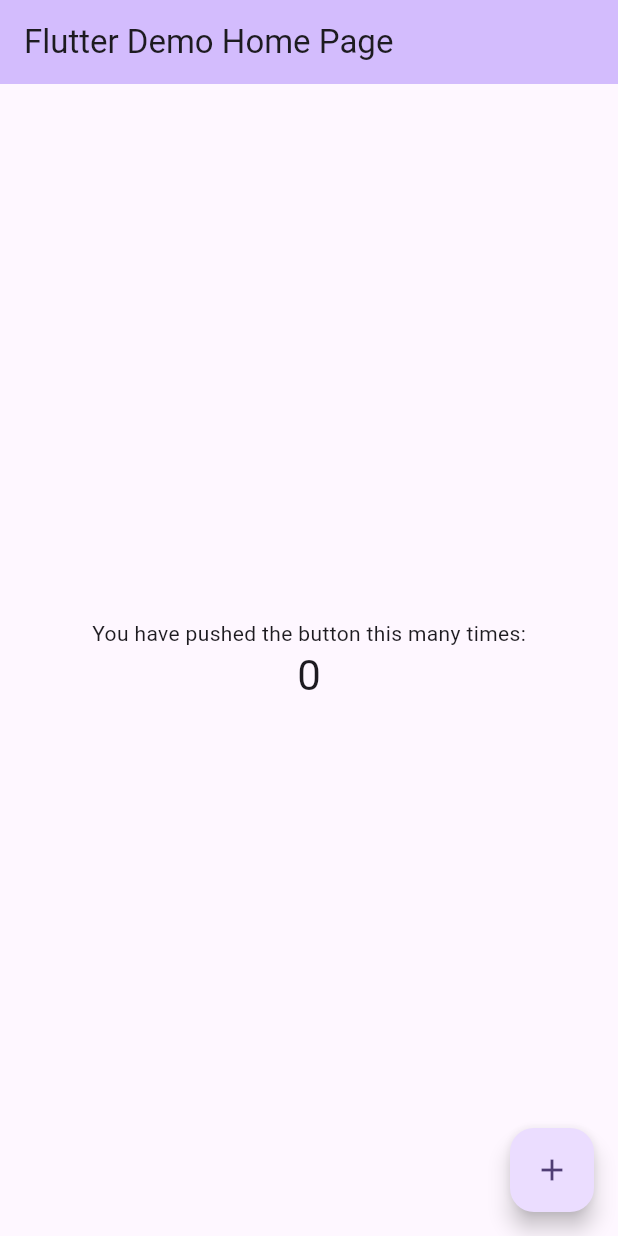
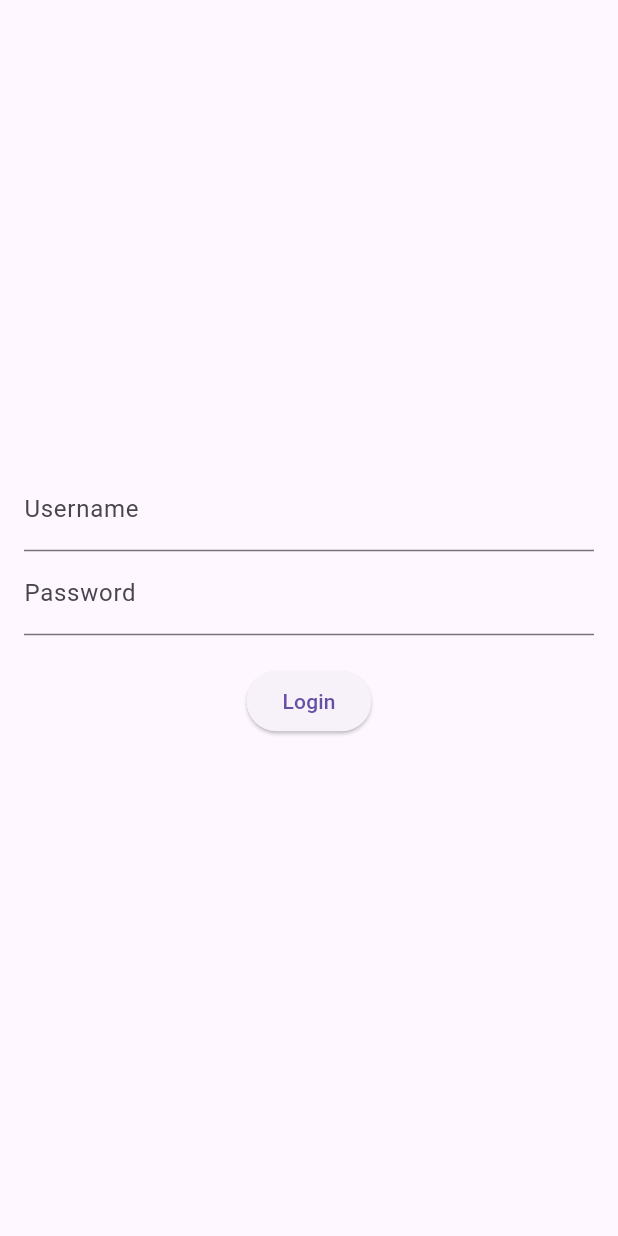
Before and after one commit to dzakwanIrfan/uas, a Flutter app: the screen it shows after launch, on a phone screen of 412 x 824 dp. Run offline on Flutter 3.47's test engine with Material 3 defaults, Android fonts, the phone set to English and light mode, and no system bars; our stand-ins replace get.

Commit message:
feat: add first modul

```diff
--- /dev/null
+++ b/lib/controllers/dashboard_controller.dart
@@ -0,0 +1,3 @@
+import 'package:get/get.dart';
+
+class DashboardController extends GetxController {}
--- /dev/null
+++ b/lib/controllers/login_controller.dart
@@ -0,0 +1,19 @@
+import 'package:get/get.dart';
+
+class LoginController extends GetxController {
+  var username = ''.obs;
+  var password = ''.obs;
+  var errorMessage = ''.obs;
+
+  void login() {
+    if (username.value.isNotEmpty && password.value.isNotEmpty) {
+      if (username.value == 'admin' && password.value == 'admin') {
+        Get.offNamed('/dashboard');
+      } else {
+        errorMessage.value = 'Invalid username or password';
+      }
+    } else {
+      errorMessage.value = 'Username and password cannot be empty';
+    }
+  }
+}
--- a/lib/main.dart
+++ b/lib/main.dart
@@ -1,125 +1,24 @@
 import 'package:flutter/material.dart';
+import 'package:get/get.dart';
+import 'views/login_view.dart';
+import 'views/dashboard_view.dart';
+import 'views/cashier_view.dart';
 
 void main() {
-  runApp(const MyApp());
+  runApp(MyApp());
 }
 
 class MyApp extends StatelessWidget {
-  const MyApp({super.key});
-
-  // This widget is the root of your application.
   @override
   Widget build(BuildContext context) {
-    return MaterialApp(
-      title: 'Flutter Demo',
-      theme: ThemeData(
-        // This is the theme of your application.
-        //
-        // TRY THIS: Try running your application with "flutter run". You'll see
-        // the application has a purple toolbar. Then, without quitting the app,
-        // try changing the seedColor in the colorScheme below to Colors.green
-        // and then invoke "hot reload" (save your changes or press the "hot
-        // reload" button in a Flutter-supported IDE, or press "r" if you used
-        // the command line to start the app).
-        //
-        // Notice that the counter didn't reset back to zero; the application
-        // state is not lost during the reload. To reset the state, use hot
-        // restart instead.
-        //
-        // This works for code too, not just values: Most code changes can be
-        // tested with just a hot reload.
-        colorScheme: ColorScheme.fromSeed(seedColor: Colors.deepPurple),
-        useMaterial3: true,
-      ),
-      home: const MyHomePage(title: 'Flutter Demo Home Page'),
+    return GetMaterialApp(
+      title: 'POS App',
+      initialRoute: '/',
+      getPages: [
+        GetPage(name: '/', page: () => LoginView()),
+        GetPage(name: '/dashboard', page: () => DashboardView()),
+        GetPage(name: '/cashier', page: () => CashierView()),
+      ],
     );
   }
 }
-
-class MyHomePage extends StatefulWidget {
-  const MyHomePage({super.key, required this.title});
-
-  // This widget is the home page of your application. It is stateful, meaning
-  // that it has a State object (defined below) that contains fields that affect
-  // how it looks.
-
-  // This class is the configuration for the state. It holds the values (in this
-  // case the title) provided by the parent (in this case the App widget) and
-  // used by the build method of the State. Fields in a Widget subclass are
-  // always marked "final".
-
-  final String title;
-
-  @override
-  State<MyHomePage> createState() => _MyHomePageState();
-}
-
-class _MyHomePageState extends State<MyHomePage> {
-  int _counter = 0;
-
-  void _incrementCounter() {
-    setState(() {
-      // This call to setState tells the Flutter framework that something has
-      // changed in this State, which causes it to rerun the build method below
-      // so that the display can reflect the updated values. If we changed
-      // _counter without calling setState(), then the build method would not be
-      // called again, and so nothing would appear to happen.
-      _counter++;
-    });
-  }
-
-  @override
-  Widget build(BuildContext context) {
-    // This method is rerun every time setState is called, for instance as done
-    // by the _incrementCounter method above.
-    //
-    // The Flutter framework has been optimized to make rerunning build methods
-    // fast, so that you can just rebuild anything that needs updating rather
-    // than having to individually change instances of widgets.
-    return Scaffold(
-      appBar: AppBar(
-        // TRY THIS: Try changing the color here to a specific color (to
-        // Colors.amber, perhaps?) and trigger a hot reload to see the AppBar
-        // change color while the other colors stay the same.
-        backgroundColor: Theme.of(context).colorScheme.inversePrimary,
-        // Here we take the value from the MyHomePage object that was created by
-        // the App.build method, and use it to set our appbar title.
-        title: Text(widget.title),
-      ),
-      body: Center(
-        // Center is a layout widget. It takes a single child and positions it
-        // in the middle of the parent.
-        child: Column(
-          // Column is also a layout widget. It takes a list of children and
-          // arranges them vertically. By default, it sizes itself to fit its
-          // children horizontally, and tries to be as tall as its parent.
-          //
-          // Column has various properties to control how it sizes itself and
-          // how it positions its children. Here we use mainAxisAlignment to
-          // center the children vertically; the main axis here is the vertical
-          // axis because Columns are vertical (the cross axis would be
-          // horizontal).
-          //
-          // TRY THIS: Invoke "debug painting" (choose the "Toggle Debug Paint"
-          // action in the IDE, or press "p" in the console), to see the
-          // wireframe for each widget.
-          mainAxisAlignment: MainAxisAlignment.center,
-          children: <Widget>[
-            const Text(
-              'You have pushed the button this many times:',
-            ),
-            Text(
-              '$_counter',
-              style: Theme.of(context).textTheme.headlineMedium,
-            ),
-          ],
-        ),
-      ),
-      floatingActionButton: FloatingActionButton(
-        onPressed: _incrementCounter,
-        tooltip: 'Increment',
-        child: const Icon(Icons.add),
-      ), // This trailing comma makes auto-formatting nicer for build methods.
-    );
-  }
-}
--- /dev/null
+++ b/lib/models/product.dart
@@ -0,0 +1,6 @@
+class Product {
+  String name;
+  double price;
+
+  Product({required this.name, required this.price});
+}
--- /dev/null
+++ b/lib/views/login_view.dart
@@ -0,0 +1,39 @@
+import 'package:flutter/material.dart';
+import 'package:get/get.dart';
+import '../controllers/login_controller.dart';
+
+class LoginView extends StatelessWidget {
+  final LoginController controller = Get.put(LoginController());
+
+  @override
+  Widget build(BuildContext context) {
+    return Scaffold(
+      body: Padding(
+        padding: EdgeInsets.all(16.0),
+        child: Column(
+          mainAxisAlignment: MainAxisAlignment.center,
+          children: [
+            TextField(
+              onChanged: (value) => controller.username.value = value,
+              decoration: InputDecoration(labelText: 'Username'),
+            ),
+            TextField(
+              onChanged: (value) => controller.password.value = value,
+              decoration: InputDecoration(labelText: 'Password'),
+              obscureText: true,
+            ),
+            SizedBox(height: 20),
+            ElevatedButton(
+              onPressed: controller.login,
+              child: Text('Login'),
+            ),
+            Obx(() => Text(
+                  controller.errorMessage.value,
+                  style: TextStyle(color: Colors.red),
+                )),
+          ],
+        ),
+      ),
+    );
+  }
+}
--- a/pubspec.yaml
+++ b/pubspec.yaml
@@ -35,6 +35,8 @@ dependencies:
   # The following adds the Cupertino Icons font to your application.
   # Use with the CupertinoIcons class for iOS style icons.
   cupertino_icons: ^1.0.8
+  get: ^4.6.6
+  http: ^1.2.2
 
 dev_dependencies:
   flutter_test:
```
Also changed, not shown: lib/controllers/cashier_controller.dart (added, +22 -0 lines), lib/views/cashier_view.dart (added, +58 -0 lines), lib/views/dashboard_view.dart (added, +19 -0 lines), lib/widgets/sidebar.dart (added, +35 -0 lines), pubspec.lock, 1 other file.
